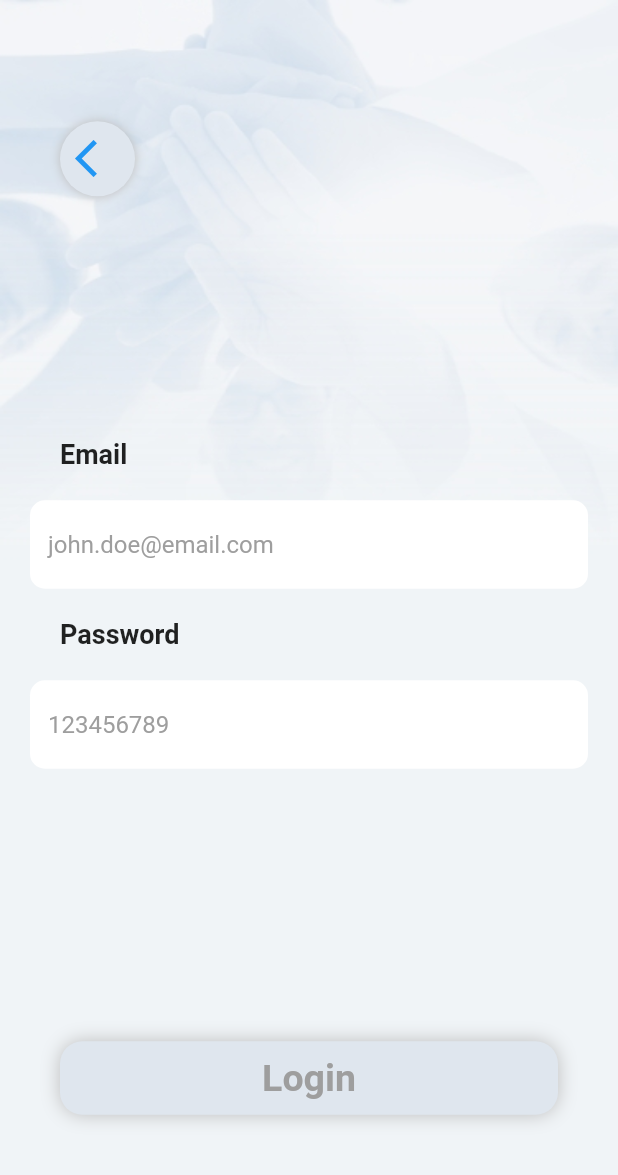
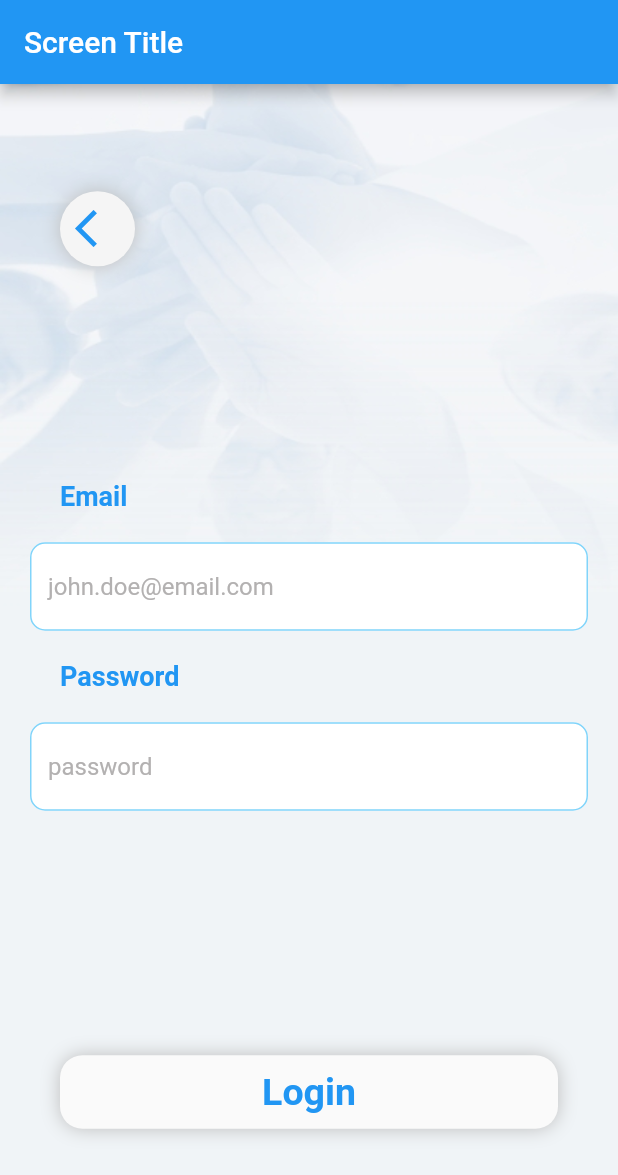
Before and after one commit to stefo231/hss_app, a Flutter app: the screen it shows after launch, on a phone screen of 412 x 824 dp. Shown: the top 1175 px of the screen. Run offline on Flutter 3.47's test engine with Material 2 defaults, Android fonts, the phone set to English and light mode, and no system bars.

Commit message:
needs refactoring

```diff
--- a/lib/main.dart
+++ b/lib/main.dart
@@ -11,6 +11,7 @@ class App extends StatelessWidget {
   Widget build(BuildContext context) {
     return MaterialApp(
       home: Scaffold(
+        appBar: AppBar(title: Text('Screen Title')),
         body: SafeArea(
           child: LogInScreen(),
         ),
--- a/lib/screens/login.dart
+++ b/lib/screens/login.dart
@@ -37,12 +37,14 @@ class _LogInScreenState extends State<LogInScreen> {
                     ),
                     padding: EdgeInsets.all(10.0),
                     decoration: BoxDecoration(
-                      color: Color(0xFFDFE6EE),
+                      color: Colors.grey[100],
+                      // color: Colors.white,
+                      // color: Color(0xFFDFE6EE),
                       borderRadius: BorderRadius.circular(50),
                       boxShadow: [
                         BoxShadow(
                           color: Colors.grey[400],
-                          blurRadius: 5.0,
+                          blurRadius: 10.0,
                         ),
                       ],
                     ),
@@ -57,8 +59,11 @@ class _LogInScreenState extends State<LogInScreen> {
                   padding: EdgeInsets.only(left: 40.0),
                   child: Text(
                     'Email',
-                    style:
-                        TextStyle(fontSize: 18.0, fontWeight: FontWeight.bold),
+                    style: TextStyle(
+                      fontSize: 18.0,
+                      fontWeight: FontWeight.bold,
+                      color: Colors.blue,
+                    ),
                   ),
                 ),
                 Container(
@@ -68,26 +73,73 @@ class _LogInScreenState extends State<LogInScreen> {
                     style: TextStyle(
                       color: Colors.black,
                     ),
+                    //!------------- Keep this --------------!//
+                    // decoration: InputDecoration(
+                    //   filled: true,
+                    //   fillColor: Color(0xFFffffff),
+                    //   hintText: 'john.doe@email.com',
+                    //   hintStyle: TextStyle(color: Colors.grey),
+                    //   border: OutlineInputBorder(
+                    //     borderRadius: BorderRadius.all(
+                    //       Radius.circular(10.0),
+                    //     ),
+                    //     borderSide: BorderSide(style: BorderStyle.none),
+                    //   ),
+                    //   focusedBorder: OutlineInputBorder(
+                    //     borderRadius: BorderRadius.all(Radius.circular(10)),
+                    //     borderSide:
+                    //         BorderSide(width: 1, color: Colors.lightBlue[200]),
+                    //   ),
+                    // ),
+                    //!------------- Keep this --------------!//
+
+                    //?--- test ---?//
+                    //enabled: false, //! to trigger dissabledBorder
                     decoration: InputDecoration(
                       filled: true,
                       fillColor: Colors.white,
-                      hintText: 'john.doe@email.com',
-                      hintStyle: TextStyle(color: Colors.grey),
+                      focusedBorder: OutlineInputBorder(
+                        borderRadius: BorderRadius.all(Radius.circular(10)),
+                        borderSide: BorderSide(width: 1, color: Colors.red),
+                      ),
+                      disabledBorder: OutlineInputBorder(
+                        borderRadius: BorderRadius.all(Radius.circular(10)),
+                        borderSide: BorderSide(width: 1, color: Colors.orange),
+                      ),
+                      enabledBorder: OutlineInputBorder(
+                        borderRadius: BorderRadius.all(Radius.circular(10)),
+                        borderSide:
+                            BorderSide(width: 1, color: Colors.lightBlue[200]),
+                      ),
                       border: OutlineInputBorder(
-                        borderRadius: BorderRadius.all(
-                          Radius.circular(10.0),
-                        ),
-                        borderSide: BorderSide.none,
-                      ),
+                          borderRadius: BorderRadius.all(Radius.circular(10)),
+                          borderSide: BorderSide(
+                            width: 1,
+                          )),
+                      errorBorder: OutlineInputBorder(
+                          borderRadius: BorderRadius.all(Radius.circular(10)),
+                          borderSide:
+                              BorderSide(width: 1, color: Colors.black)),
+                      focusedErrorBorder: OutlineInputBorder(
+                          borderRadius: BorderRadius.all(Radius.circular(4)),
+                          borderSide:
+                              BorderSide(width: 1, color: Colors.yellowAccent)),
+                      hintText: "john.doe@email.com",
+                      hintStyle:
+                          TextStyle(fontSize: 16, color: Color(0xFFB3B1B1)),
                     ),
+                    //?--- test ---?//
                   ),
                 ),
                 Container(
                   padding: EdgeInsets.only(left: 40.0),
                   child: Text(
                     'Password',
-                    style:
-                        TextStyle(fontSize: 18.0, fontWeight: FontWeight.bold),
+                    style: TextStyle(
+                      fontSize: 18.0,
+                      fontWeight: FontWeight.bold,
+                      color: Colors.blue,
+                    ),
                   ),
                 ),
                 Container(
@@ -97,18 +149,42 @@ class _LogInScreenState extends State<LogInScreen> {
                     style: TextStyle(
                       color: Colors.black,
                     ),
+                    //?--- test ---?//
+                    //enabled: false, //! to trigger dissabledBorder
                     decoration: InputDecoration(
                       filled: true,
                       fillColor: Colors.white,
-                      hintText: '123456789',
-                      hintStyle: TextStyle(color: Colors.grey),
+                      focusedBorder: OutlineInputBorder(
+                        borderRadius: BorderRadius.all(Radius.circular(10)),
+                        borderSide: BorderSide(width: 1, color: Colors.red),
+                      ),
+                      disabledBorder: OutlineInputBorder(
+                        borderRadius: BorderRadius.all(Radius.circular(10)),
+                        borderSide: BorderSide(width: 1, color: Colors.orange),
+                      ),
+                      enabledBorder: OutlineInputBorder(
+                        borderRadius: BorderRadius.all(Radius.circular(10)),
+                        borderSide:
+                            BorderSide(width: 1, color: Colors.lightBlue[200]),
+                      ),
                       border: OutlineInputBorder(
-                        borderRadius: BorderRadius.all(
-                          Radius.circular(10.0),
-                        ),
-                        borderSide: BorderSide.none,
-                      ),
+                          borderRadius: BorderRadius.all(Radius.circular(10)),
+                          borderSide: BorderSide(
+                            width: 1,
+                          )),
+                      errorBorder: OutlineInputBorder(
+                          borderRadius: BorderRadius.all(Radius.circular(10)),
+                          borderSide:
+                              BorderSide(width: 1, color: Colors.black)),
+                      focusedErrorBorder: OutlineInputBorder(
+                          borderRadius: BorderRadius.all(Radius.circular(4)),
+                          borderSide:
+                              BorderSide(width: 1, color: Colors.yellowAccent)),
+                      hintText: "password",
+                      hintStyle:
+                          TextStyle(fontSize: 16, color: Color(0xFFB3B1B1)),
                     ),
+                    //?--- test ---?//
                   ),
                 ),
               ],
@@ -123,7 +199,7 @@ class _LogInScreenState extends State<LogInScreen> {
                   child: Text(
                     'Login',
                     style: TextStyle(
-                      color: Colors.grey,
+                      color: Colors.blue,
                       fontSize: 25.0,
                       fontWeight: FontWeight.bold,
                     ),
@@ -139,7 +215,9 @@ class _LogInScreenState extends State<LogInScreen> {
                   bottom: 10.0,
                 ),
                 decoration: BoxDecoration(
-                  color: Color(0xFFDFE6EE),
+                  color: Colors.grey[50],
+                  // color: Colors.white,
+                  // color: Color(0xFFDFE6EE),
                   //shape: BoxShape.rectangle,
                   borderRadius: BorderRadius.circular(15.0),
                   boxShadow: [
```
